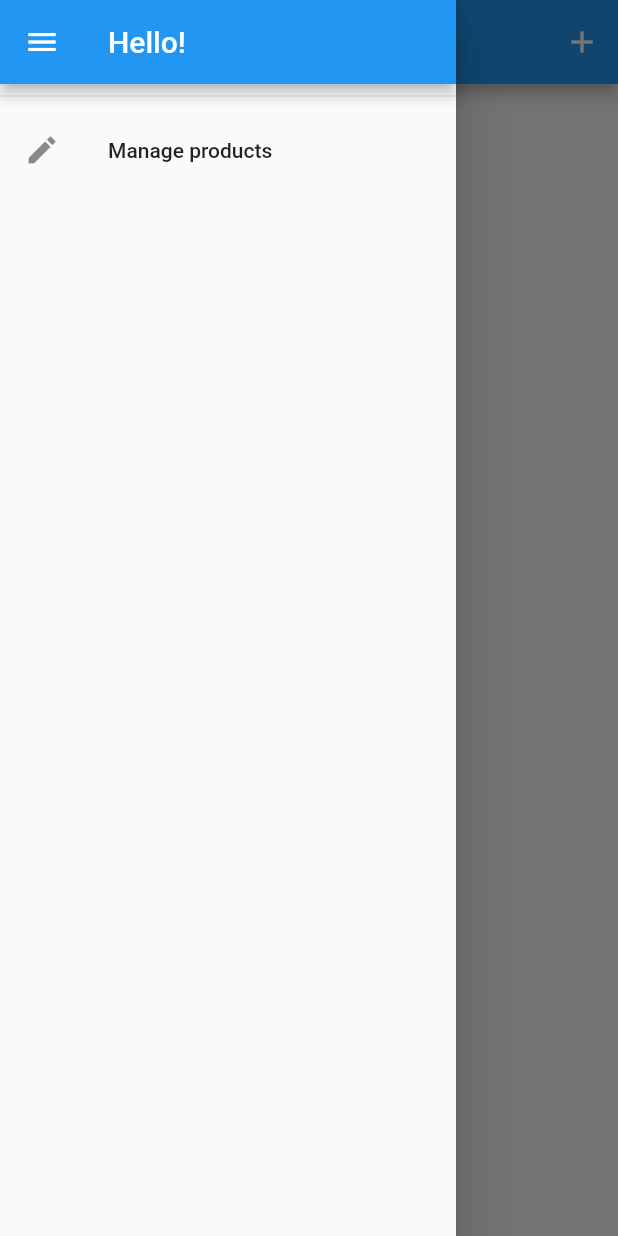
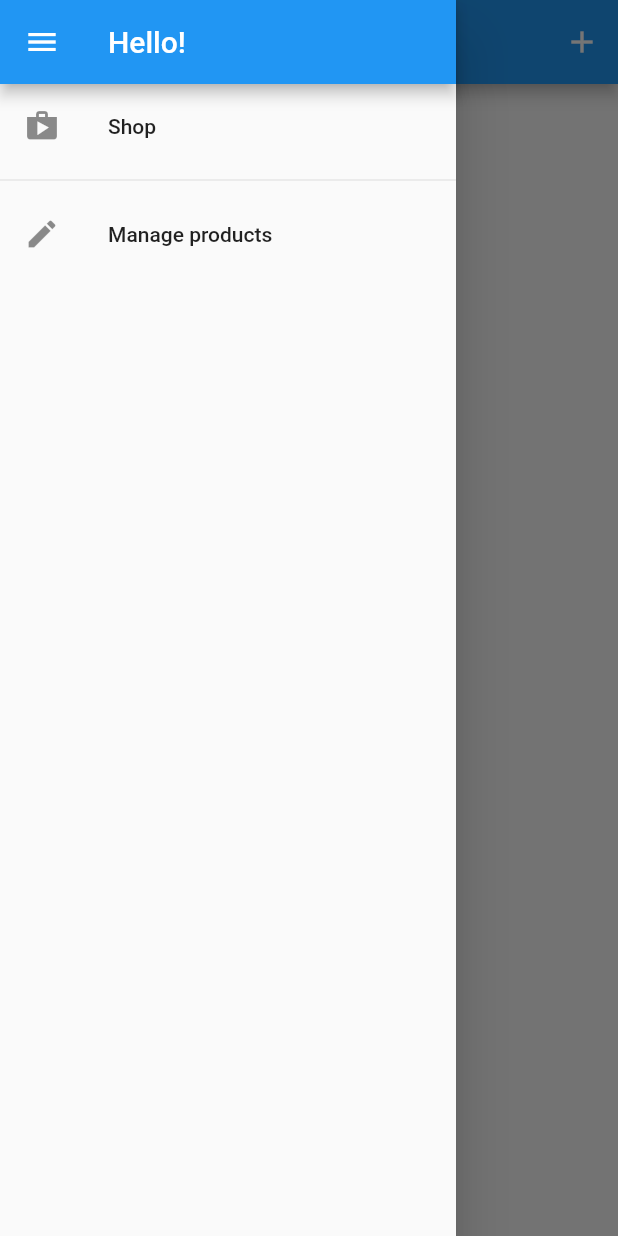
Before and after one commit to minhho89/Flutter_Shop_App, a Flutter app: the UserProductScreen screen opened by its route, with the side drawer open, on a phone screen of 412 x 824 dp. Run offline on Flutter 3.47's test engine with Material 2 defaults, Android fonts, the phone set to English and light mode, and no system bars; network calls fail.

Commit message:
add shop to drawer

```diff
--- a/lib/screens/user_product_screen/user_product_screen.dart
+++ b/lib/screens/user_product_screen/user_product_screen.dart
@@ -27,12 +27,12 @@ class UserProductScreen extends StatelessWidget {
       ),
       drawer: const AppDrawer(),
       body: FutureBuilder(
-        future: products.fetchAndSetProducts(),
+        future: products.fetchAndSetProducts(true),
         builder: (ctx, snapshot) => snapshot.connectionState ==
                 ConnectionState.waiting
             ? const Center(child: CircularProgressIndicator())
             : RefreshIndicator(
-                onRefresh: () => products.fetchAndSetProducts(),
+                onRefresh: () => products.fetchAndSetProducts(true),
                 child: Consumer<Products>(
                   builder: (ctx, productsData, _) => ListView.builder(
                     itemCount: products.items.length,
--- a/lib/widgets/app_drawer.dart
+++ b/lib/widgets/app_drawer.dart
@@ -1,4 +1,5 @@
 import 'package:flutter/material.dart';
+import 'package:shop_app_nojson/screens/products_overview_screen/products_overview_screen.dart';
 
 import '../screens/user_product_screen/user_product_screen.dart';
 
@@ -15,13 +16,19 @@ class AppDrawer extends StatelessWidget {
           AppBar(
             title: const Text('Hello!'),
           ),
+          ListTile(
+            title: const Text('Shop'),
+            leading: const Icon(Icons.shop),
+            onTap: () => Navigator.of(context)
+                .pushReplacementNamed(ProductsOverviewScreen.routeName),
+          ),
           const Divider(),
           ListTile(
             title: const Text('Manage products'),
             leading: const Icon(Icons.edit),
             onTap: () => Navigator.of(context)
                 .pushReplacementNamed(UserProductScreen.routeName),
-          )
+          ),
         ],
       ),
     );
```
